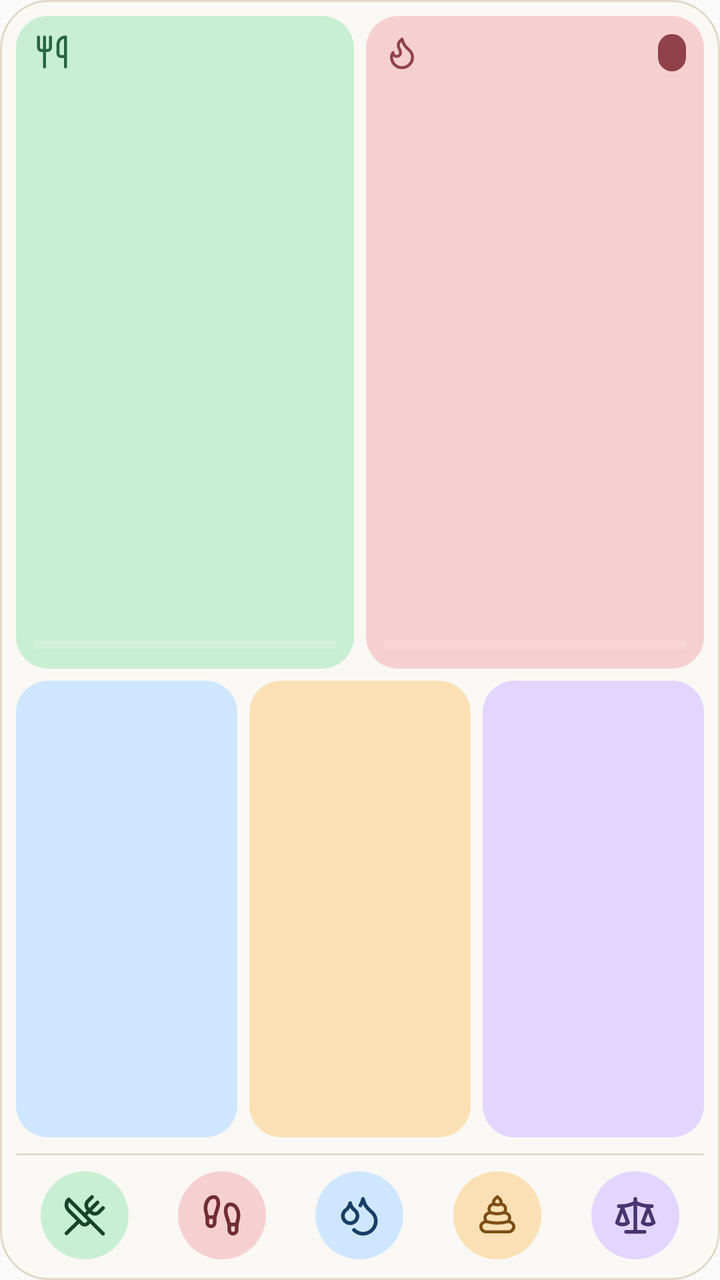
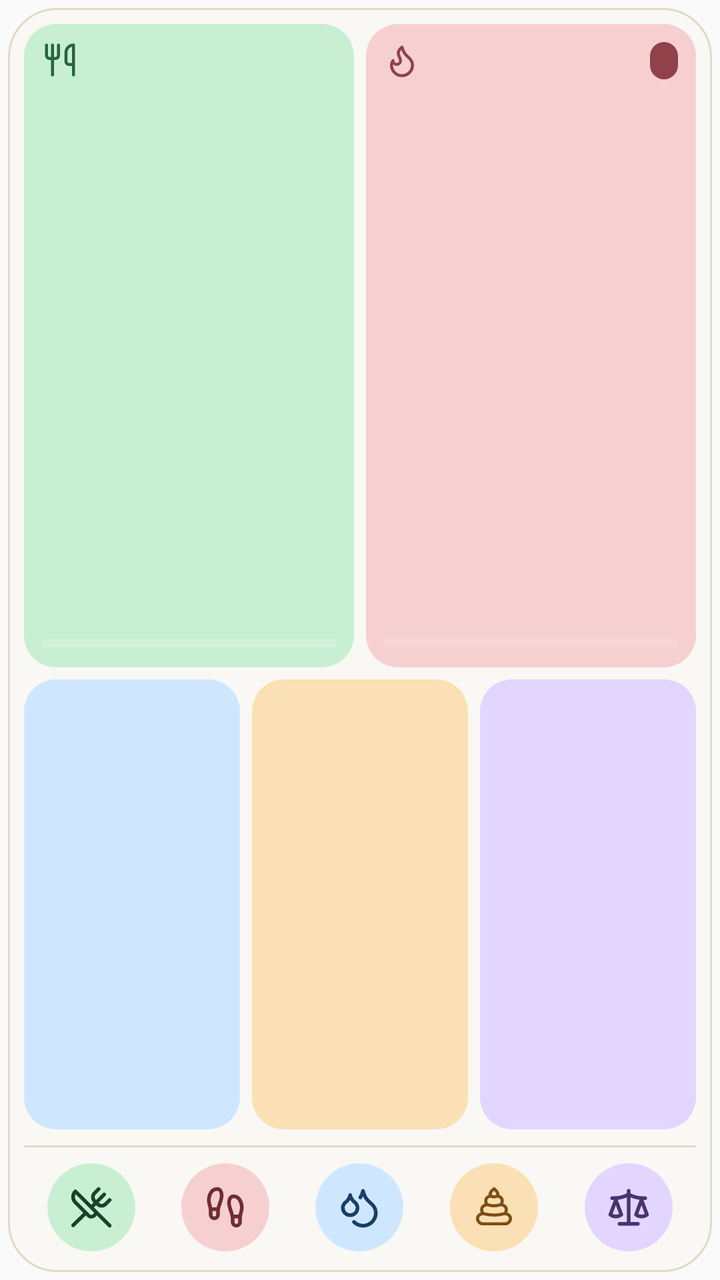

Screens rendered from an Android XML layout before and after an edit, with the pre-edit source and the edit as a unified diff.
<!-- AndroidManifest.xml: application theme AppTheme -->
<!-- res/layout/widget_large.xml -->
<?xml version="1.0" encoding="utf-8"?>
<LinearLayout xmlns:android="http://schemas.android.com/apk/res/android"
    android:id="@+id/widget_root"
    android:layout_width="match_parent"
    android:layout_height="match_parent"
    android:background="@drawable/widget_surface"
    android:orientation="vertical"
    android:padding="8dp">

    
    <LinearLayout
        android:layout_width="match_parent"
        android:layout_height="0dp"
        android:layout_weight="1"
        android:orientation="horizontal">

        <LinearLayout
            android:id="@+id/widget_intake_card"
            style="@style/WidgetCard"
            android:layout_width="0dp"
            android:layout_marginEnd="6dp"
            android:layout_weight="1"
            android:background="@drawable/widget_card_intake">

            <LinearLayout style="@style/WidgetCardHeader">
                <ImageView
                    android:id="@+id/widget_intake_icon"
                    android:layout_width="18dp"
                    android:layout_height="18dp"
                    android:importantForAccessibility="no"
                    android:src="@drawable/widget_intake_icon" />
                
                <FrameLayout
                    android:layout_width="0dp"
                    android:layout_height="0dp"
                    android:layout_weight="1" />
                <TextView
                    android:id="@+id/widget_intake_net"
                    style="@style/WidgetPill"
                    android:background="@drawable/widget_pill_surplus"
                    android:textColor="#E6F8EB"
                    android:visibility="gone" />
            </LinearLayout>

            <TextView
                android:id="@+id/widget_intake_value"
                style="@style/WidgetValue"
                android:textColor="#17432A" />

            <ProgressBar
                android:id="@+id/widget_intake_bar"
                style="?android:attr/progressBarStyleHorizontal"
                android:layout_width="match_parent"
                android:layout_height="6dp"
                android:layout_marginTop="4dp"
                android:indeterminate="false"
                android:max="100"
                android:progress="0"
                android:progressBackgroundTint="#E6F8EB"
                android:progressTint="#286540" />
        </LinearLayout>

        <LinearLayout
            android:id="@+id/widget_burned_card"
            style="@style/WidgetCard"
            android:layout_width="0dp"
            android:layout_weight="1"
            android:background="@drawable/widget_card_burned">

            <LinearLayout style="@style/WidgetCardHeader">
                <ImageView
                    android:id="@+id/widget_burned_icon"
                    android:layout_width="18dp"
                    android:layout_height="18dp"
                    android:importantForAccessibility="no"
                    android:src="@drawable/widget_burned_icon" />
                
                <FrameLayout
                    android:layout_width="0dp"
                    android:layout_height="0dp"
                    android:layout_weight="1" />
                <TextView
                    android:id="@+id/widget_burned_net"
                    style="@style/WidgetPill"
                    android:background="@drawable/widget_pill_deficit"
                    android:textColor="#FBE9E9" />
            </LinearLayout>

            <TextView
                android:id="@+id/widget_burned_value"
                style="@style/WidgetValue"
                android:textColor="#702D32" />

            <ProgressBar
                android:id="@+id/widget_burned_bar"
                style="?android:attr/progressBarStyleHorizontal"
                android:layout_width="match_parent"
                android:layout_height="6dp"
                android:layout_marginTop="4dp"
                android:indeterminate="false"
                android:max="100"
                android:progress="0"
                android:progressBackgroundTint="#FBE9E9"
                android:progressTint="#904149" />
        </LinearLayout>
    </LinearLayout>

    
    <LinearLayout
        android:layout_width="match_parent"
        android:layout_height="0dp"
        android:layout_marginTop="6dp"
        android:layout_weight="0.7"
        android:orientation="horizontal">

        <FrameLayout
            android:id="@+id/widget_carbs_card"
            style="@style/WidgetMacroCard"
            android:layout_marginEnd="6dp"
            android:background="@drawable/widget_card_carbs">
            <TextView
                android:id="@+id/widget_carbs_letter"
                style="@style/WidgetMacroLetter"
                android:layout_gravity="top|start"
                android:textColor="#1A4670" />
            <LinearLayout style="@style/WidgetMacroBody">
                <TextView
                    android:id="@+id/widget_carbs_value"
                    style="@style/WidgetMacroValue"
                    android:textColor="#0F3355" />
                <TextView
                    android:id="@+id/widget_carbs_percent"
                    style="@style/WidgetMacroPercent"
                    android:textColor="#1A4670" />
            </LinearLayout>
        </FrameLayout>

        <FrameLayout
            android:id="@+id/widget_protein_card"
            style="@style/WidgetMacroCard"
            android:layout_marginEnd="6dp"
            android:background="@drawable/widget_card_protein">
            <TextView
                android:id="@+id/widget_protein_letter"
                style="@style/WidgetMacroLetter"
                android:layout_gravity="top|start"
                android:textColor="#7D4E14" />
            <LinearLayout style="@style/WidgetMacroBody">
                <TextView
                    android:id="@+id/widget_protein_value"
                    style="@style/WidgetMacroValue"
                    android:textColor="#2D1E0B" />
                <TextView
                    android:id="@+id/widget_protein_percent"
                    style="@style/WidgetMacroPercent"
                    android:textColor="#7D4E14" />
            </LinearLayout>
        </FrameLayout>

        <FrameLayout
            android:id="@+id/widget_fat_card"
            style="@style/WidgetMacroCard"
            android:background="@drawable/widget_card_fat">
            <TextView
                android:id="@+id/widget_fat_letter"
                style="@style/WidgetMacroLetter"
                android:layout_gravity="top|start"
                android:textColor="#523A8C" />
            <LinearLayout style="@style/WidgetMacroBody">
                <TextView
                    android:id="@+id/widget_fat_value"
                    style="@style/WidgetMacroValue"
                    android:textColor="#1F1636" />
                <TextView
                    android:id="@+id/widget_fat_percent"
                    style="@style/WidgetMacroPercent"
                    android:textColor="#523A8C" />
            </LinearLayout>
        </FrameLayout>
    </LinearLayout>

    <LinearLayout
        android:id="@+id/widget_divider"
        android:layout_width="match_parent"
        android:layout_height="1dp"
        android:layout_marginTop="8dp"
        android:layout_marginBottom="6dp"
        android:background="#E2D9C8" />

    <include layout="@layout/widget_actions_five" />
</LinearLayout>
<!-- res/layout/widget_actions_five.xml (included above) -->
<?xml version="1.0" encoding="utf-8"?>
<LinearLayout xmlns:android="http://schemas.android.com/apk/res/android" android:layout_width="match_parent" android:layout_height="48dp" android:orientation="horizontal" android:gravity="center">
    <ImageButton android:id="@+id/widget_food" style="@style/WidgetAction"
        android:src="@drawable/widget_food_icon" android:contentDescription="@string/widget_food" />
    <ImageButton android:id="@+id/widget_movement" style="@style/WidgetAction"
        android:src="@drawable/widget_movement_icon" android:contentDescription="@string/widget_movement" />
    <ImageButton android:id="@+id/widget_water" style="@style/WidgetAction"
        android:src="@drawable/widget_water_icon" android:contentDescription="@string/widget_water" />
    <ImageButton android:id="@+id/widget_poop" style="@style/WidgetAction"
        android:src="@drawable/widget_poop_icon" android:contentDescription="@string/widget_poop" />
    <ImageButton android:id="@+id/widget_weight" style="@style/WidgetAction"
        android:src="@drawable/widget_weight_icon" android:contentDescription="@string/widget_weight" />
    <ImageButton android:id="@+id/widget_custom" style="@style/WidgetAction" android:visibility="gone"
        android:src="@drawable/widget_custom_icon" android:contentDescription="@string/widget_custom" />
</LinearLayout>
<!-- resources referenced by this layout -->
<resources>
  <!-- drawable widget_card_burned (drawable) -->
  <?xml version="1.0" encoding="utf-8"?>
  <shape xmlns:android="http://schemas.android.com/apk/res/android" android:shape="rectangle">
      <solid android:color="#F6D0D0" />
      <corners android:radius="16dp" />
  </shape>
  <!-- drawable widget_card_carbs (drawable) -->
  <?xml version="1.0" encoding="utf-8"?>
  <shape xmlns:android="http://schemas.android.com/apk/res/android" android:shape="rectangle">
      <solid android:color="#CFE7FE" />
      <corners android:radius="16dp" />
  </shape>
  <!-- drawable widget_card_fat (drawable) -->
  <?xml version="1.0" encoding="utf-8"?>
  <shape xmlns:android="http://schemas.android.com/apk/res/android" android:shape="rectangle">
      <solid android:color="#E2D6FF" />
      <corners android:radius="16dp" />
  </shape>
  <!-- drawable widget_card_intake (drawable) -->
  <?xml version="1.0" encoding="utf-8"?>
  <shape xmlns:android="http://schemas.android.com/apk/res/android" android:shape="rectangle">
      <solid android:color="#C9EFD3" />
      <corners android:radius="16dp" />
  </shape>
  <!-- drawable widget_card_protein (drawable) -->
  <?xml version="1.0" encoding="utf-8"?>
  <shape xmlns:android="http://schemas.android.com/apk/res/android" android:shape="rectangle">
      <solid android:color="#FAE0B4" />
      <corners android:radius="16dp" />
  </shape>
  <!-- drawable widget_pill_deficit (drawable) -->
  <?xml version="1.0" encoding="utf-8"?>
  <shape xmlns:android="http://schemas.android.com/apk/res/android" android:shape="rectangle">
      <solid android:color="#904149" />
      <corners android:radius="12dp" />
  </shape>
  <!-- drawable widget_pill_surplus (drawable) -->
  <?xml version="1.0" encoding="utf-8"?>
  <shape xmlns:android="http://schemas.android.com/apk/res/android" android:shape="rectangle">
      <solid android:color="#286540" />
      <corners android:radius="12dp" />
  </shape>
  <!-- drawable widget_surface (drawable) -->
  <?xml version="1.0" encoding="utf-8"?>
  <shape xmlns:android="http://schemas.android.com/apk/res/android" android:shape="rectangle">
      <solid android:color="#94FBF8F2" />
      <stroke android:width="1dp" android:color="#E2D9C8" />
      <corners android:radius="24dp" />
  </shape>
  <string name="widget_custom">Custom</string>
  <string name="widget_food">Food</string>
  <string name="widget_movement">Movement</string>
  <string name="widget_poop">Poop</string>
  <string name="widget_water">Water</string>
  <string name="widget_weight">Weight</string>
  <style name="WidgetCard">
          <item name="android:layout_height">match_parent</item>
          <item name="android:orientation">vertical</item>
          <item name="android:padding">9dp</item>
      </style>
  <style name="WidgetCardHeader">
          <item name="android:layout_width">match_parent</item>
          <item name="android:layout_height">wrap_content</item>
          <item name="android:gravity">center_vertical</item>
          <item name="android:orientation">horizontal</item>
      </style>
  <style name="WidgetMacroCard">
          <item name="android:layout_width">0dp</item>
          <item name="android:layout_height">match_parent</item>
          <item name="android:layout_weight">1</item>
          <item name="android:padding">0dp</item>
      </style>
  <style name="AppTheme" parent="Theme.AppCompat.Light.DarkActionBar">
          
          <item name="colorPrimary">@color/colorPrimary</item>
          <item name="colorPrimaryDark">@color/colorPrimaryDark</item>
          <item name="colorAccent">@color/colorAccent</item>
      </style>
  <!-- drawable widget_ripple (drawable) -->
  <?xml version="1.0" encoding="utf-8"?>
  <ripple xmlns:android="http://schemas.android.com/apk/res/android" android:color="#24000000"><item android:id="@android:id/mask"><shape android:shape="oval"><solid android:color="#FFFFFF" /></shape></item></ripple>
  <!-- unchanged entries left out for length: 15 -->
</resources>

<!-- the commit's change to res/layout/widget_large.xml (unified diff, before → after) -->
@@ -1,5 +1,11 @@
 <?xml version="1.0" encoding="utf-8"?>
-<LinearLayout xmlns:android="http://schemas.android.com/apk/res/android"
+<FrameLayout xmlns:android="http://schemas.android.com/apk/res/android"
+    android:layout_width="match_parent"
+    android:layout_height="match_parent"
+    android:clipChildren="false"
+    android:clipToPadding="false"
+    android:padding="4dp">
+<LinearLayout
     android:id="@+id/widget_root"
     android:layout_width="match_parent"
     android:layout_height="match_parent"
@@ -189,6 +195,7 @@
 
     <include layout="@layout/widget_actions_five" />
 </LinearLayout>
+</FrameLayout>
 <!-- res/layout/widget_actions_five.xml (included above) -->
 <?xml version="1.0" encoding="utf-8"?>
 <LinearLayout xmlns:android="http://schemas.android.com/apk/res/android" android:layout_width="match_parent" android:layout_height="48dp" android:orientation="horizontal" android:gravity="center">
